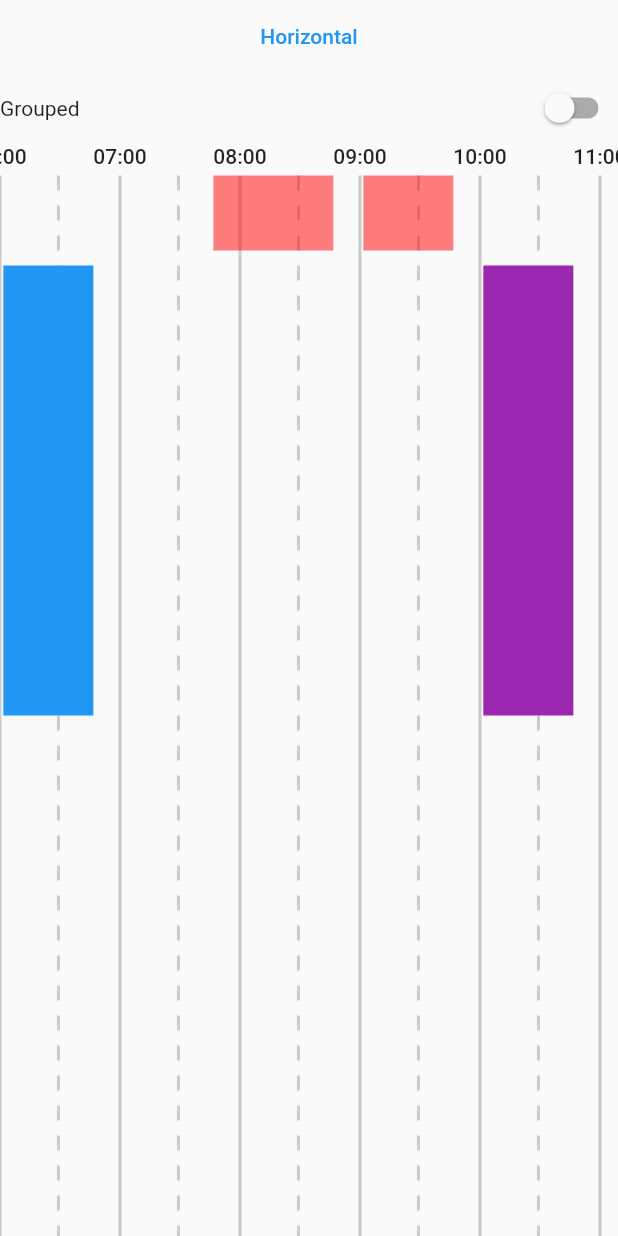
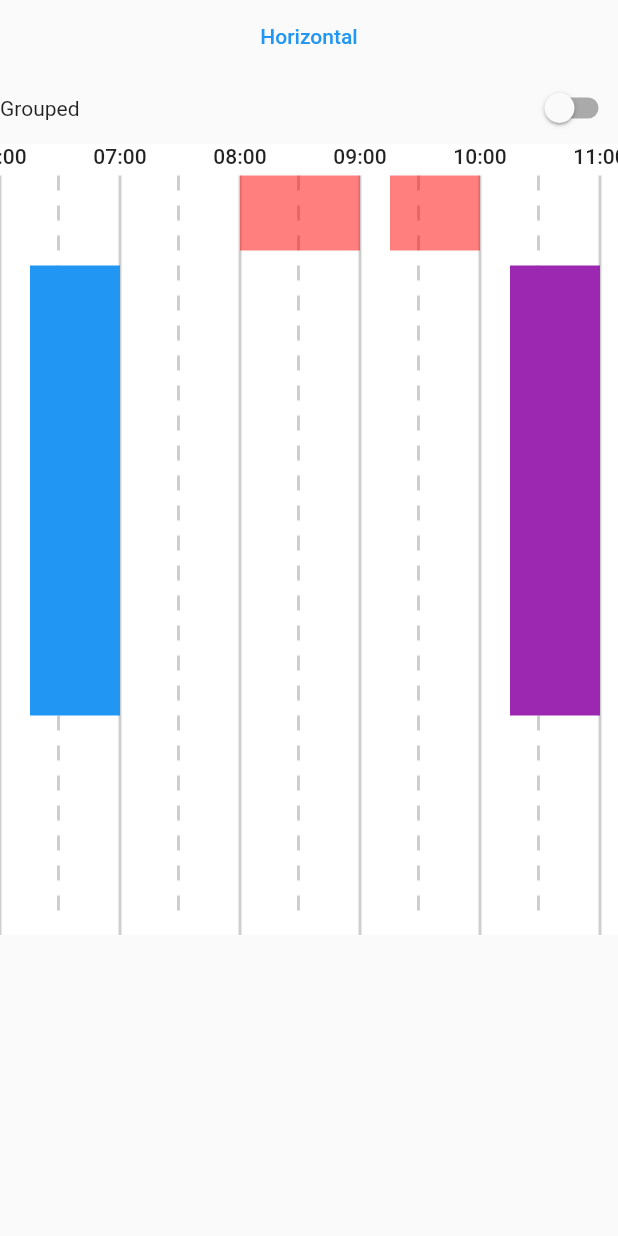
Before and after one commit to Iconica-Development/flutter_timetable, a Flutter app: the screen it shows after launch, on a phone screen of 412 x 824 dp. Run offline on Flutter 3.47's test engine with Material 2 defaults, Android fonts, the phone set to English and light mode, and no system bars.

Commit message:
feat: add table size option

```diff
--- a/example/lib/main.dart
+++ b/example/lib/main.dart
@@ -121,10 +121,11 @@ class _TimetableDemoState extends State<TimetableDemo> {
 
   @override
   Widget build(BuildContext context) {
+    var size = MediaQuery.of(context).size;
     return Scaffold(
+      // backgroundColor: Colors.green,
       body: Padding(
         padding: EdgeInsets.only(top: MediaQuery.of(context).padding.top),
-        child: SingleChildScrollView(
         child: Column(
           children: [
             // toggle between horizontal and vertical
@@ -156,10 +157,13 @@ class _TimetableDemoState extends State<TimetableDemo> {
                 ),
               ],
             ),
-              Timetable(
+            Container(
+              color: Colors.white,
+              child: Timetable(
+                size: Size(size.width, size.height * 0.64),
                 tableDirection: _horizontal ? Axis.horizontal : Axis.vertical,
                 startHour: 3,
-                endHour: 22,
+                endHour: 24,
                 timeBlocks: blocks,
                 scrollController: _scrollController,
                 combineBlocks: true,
@@ -169,8 +173,8 @@ class _TimetableDemoState extends State<TimetableDemo> {
                   blockPaddingBetween: 10,
                 ),
               ),
+            ),
           ],
-          ),
         ),
       ),
     );
--- a/lib/src/timetable.dart
+++ b/lib/src/timetable.dart
@@ -21,6 +21,7 @@ class Timetable extends StatefulWidget {
   const Timetable({
     this.tableDirection = Axis.vertical,
     this.timeBlocks = const [],
+    this.size,
     this.scrollController,
     this.scrollPhysics,
     this.startHour = 0,
@@ -36,6 +37,9 @@ class Timetable extends StatefulWidget {
 
   /// The Axis in which the table is layed out.
   final Axis tableDirection;
+
+  /// The [Size] of the timetable.
+  final Size? size;
 
   /// Hour at which the timetable starts.
   final int startHour;
@@ -106,9 +110,10 @@ class _TimetableState extends State<Timetable> {
       blocks = widget.timeBlocks;
     }
     var linePadding = _calculateTableTextSize().width;
-    return SingleChildScrollView(
-      key: // TODO(freek): test if this is necessary
-          ValueKey<int>(widget.timeBlocks.length),
+    return SizedBox(
+      width: widget.size?.width,
+      height: widget.size?.height,
+      child: SingleChildScrollView(
         physics: widget.scrollPhysics ?? const BouncingScrollPhysics(),
         controller: _scrollController,
         scrollDirection: widget.tableDirection,
@@ -125,6 +130,7 @@ class _TimetableState extends State<Timetable> {
               hourDimension: widget.hourDimension,
               tableOffset: _calculateTableStart(widget.tableDirection).width,
               theme: widget.theme,
+              size: widget.size,
             ),
             Container(
               margin: EdgeInsets.only(
@@ -132,8 +138,6 @@ class _TimetableState extends State<Timetable> {
                 left: _calculateTableStart(widget.tableDirection).width,
               ),
               child: SingleChildScrollView(
-              key: // TODO(freek): test if this is necessary
-                  ValueKey<int>(widget.timeBlocks.length),
                 physics: widget.scrollPhysics ?? const BouncingScrollPhysics(),
                 scrollDirection: widget.tableDirection == Axis.horizontal
                     ? Axis.vertical
@@ -219,17 +223,20 @@ class _TimetableState extends State<Timetable> {
             ),
           ],
         ),
+      ),
     );
   }
 
   Size _calculateTableStart(Axis axis) {
     return Size(
       (axis == Axis.horizontal)
-          ? 0
+          ? _calculateTableTextSize().width / 2
           : _calculateTableTextSize().width +
               widget.theme.tablePaddingStart +
               widget.theme.tableTextOffset,
-      (axis == Axis.vertical) ? 0 : _calculateTableTextSize().height,
+      (axis == Axis.vertical)
+          ? _calculateTableTextSize().height / 2
+          : _calculateTableTextSize().height,
     );
   }
 
--- a/lib/src/widgets/table.dart
+++ b/lib/src/widgets/table.dart
@@ -10,6 +10,7 @@ class Table extends StatelessWidget {
   const Table({
     required this.startHour,
     required this.endHour,
+    this.size,
     this.tableDirection = Axis.vertical,
     this.hourDimension = 80,
     this.tableOffset = 20,
@@ -23,6 +24,9 @@ class Table extends StatelessWidget {
 
   /// The [Axis] in which the table is layed out.
   final Axis tableDirection;
+
+  /// The [Size] used for the table rendering.
+  final Size? size;
 
   /// The hour the table starts at.
   final int startHour;
@@ -64,7 +68,9 @@ class Table extends StatelessWidget {
                       Container(
                         color: theme.lineColor,
                         width: theme.lineHeight,
-                        height: tableHeight,
+                        height: (size ?? MediaQuery.of(context).size).height -
+                            textSize.dy -
+                            theme.tableTextOffset,
                       ),
                     ],
                   ),
@@ -84,7 +90,11 @@ class Table extends StatelessWidget {
                         // draw dotted line
                         for (int i = 0;
                             i <
-                                tableHeight /
+                                (((size ?? MediaQuery.of(context).size)
+                                            .height) -
+                                        textSize.dy -
+                                        theme.tableTextOffset -
+                                        theme.lineDashDistance) /
                                     ((theme.lineDashLength +
                                             theme.lineDashDistance) /
                                         2);
@@ -144,7 +154,7 @@ class Table extends StatelessWidget {
                       children: [
                         for (int i = 0;
                             i <
-                                (MediaQuery.of(context).size.width -
+                                ((size ?? MediaQuery.of(context).size).width -
                                         tableOffset -
                                         textSize.dx / 2) /
                                     ((theme.lineDashLength +
```
Lines whose indentation alone changed are shown as unchanged.
